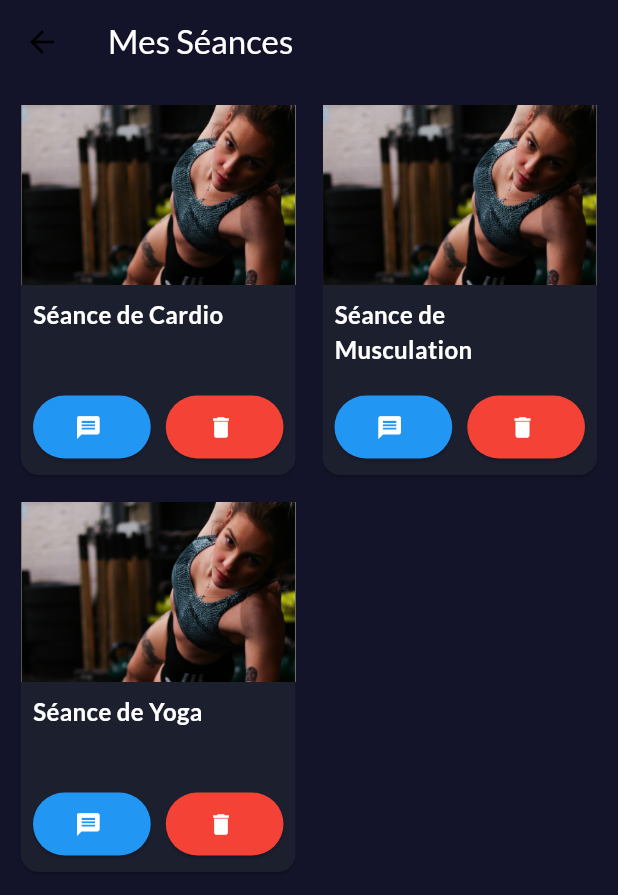
After one commit to ZAidouni/gym_app_challenge, a Flutter app: the SessionsPage screen opened directly, on a phone screen of 412 x 824 dp. The commit adds this screen. Shown: the top 895 px of the screen. Run offline on Flutter 3.47's test engine with Material 3 defaults, Android fonts, the phone set to English and light mode, and no system bars; our stand-ins replace carousel_slider, cloud_firestore, delayed_display, dio, firebase_auth, firebase_core and 7 more; missing offline and left inert: flutter_inappwebview, flutter_stripe; accounts and stored records are empty; network calls fail; statements that could not run were skipped.

Commit message:
add features

```diff
--- /dev/null
+++ b/lib/checkout/stripe_checkout_stub.dart
@@ -0,0 +1,4 @@
+import 'package:flutter/material.dart';
+
+void redirectToCheckout(BuildContext context) =>
+    throw UnsupportedError('Its neither mobile nor web');
--- a/lib/config/initial_main_methods/initial_main_methods.dart
+++ b/lib/config/initial_main_methods/initial_main_methods.dart
@@ -2,7 +2,7 @@ import 'package:firebase_core/firebase_core.dart';
 import 'package:flutter/material.dart';
 import 'package:flutter/services.dart';
 import 'package:flutter_dotenv/flutter_dotenv.dart';
-
+import 'package:flutter_stripe/flutter_stripe.dart';
 import '../../firebase_options.dart';
 
 class MainMethods {
@@ -14,6 +14,8 @@ class MainMethods {
      // Load dotenv variables
     await dotenv.load();
 
+    Stripe.publishableKey =
+      'pk_test_51PWJwnKYy5O2QMv5jSWIYL6OAoxdAsg6AmE96rPHJ9HAdRVviSVEQrTYKYgA5tiQPmp5AtkWFWeyNih2mk8GD5VN0015sWoAIz';
     // init firebase
     await Firebase.initializeApp(
       options: DefaultFirebaseOptions.currentPlatform,
--- a/lib/config/routes.dart
+++ b/lib/config/routes.dart
@@ -10,7 +10,7 @@ import '../bindings/welcome_binding.dart';
 import '../view/screens/Get started/get_started_page.dart';
 import '../view/screens/auth/forgotPassword.dart';
 import '../view/screens/auth/login_page.dart';
-
+import '../view/screens/homepage/homePage.dart';
 // To-do: add routes to all screens, ad make the change over the screens
 class Routes {
   static final List<GetPage> pages = [
@@ -39,5 +39,9 @@ class Routes {
       page: () => ForgotPasswordPage(),
       binding: ForgotPasswordBinding(),
     ),
+    GetPage(
+      name: "/home",
+      page: () => HomePage(), // Ajoutez cette ligne
+    ),
   ];
 }
--- a/lib/config/text.dart
+++ b/lib/config/text.dart
@@ -43,7 +43,7 @@ class AppTexts {
   static String filterBy = "Filter by :";
   static String cancel = "Cancel";
   static String apply = "Apply";
-  static String configureSettings = "configure profile";
+  static String configureSettings = "settings";
 
   static String hours = "hours";
   static String moves = "moves";
@@ -55,7 +55,8 @@ class AppTexts {
   static String seeAll = 'see all';
   static String somethingWrong = "something wrong";
   static String hey = "Hey,";
-
+  static String subscribe = "s'abonner";
+  static String addToCard = "participer";
   static String profile = "profile";
   static String logOut = "log out";
   static String workoutOfDay = "Workout of the day";
--- /dev/null
+++ b/lib/constants.dart
@@ -0,0 +1,5 @@
+const apiKey =
+    'pk_test_51PWJwnKYy5O2QMv5jSWIYL6OAoxdAsg6AmE96rPHJ9HAdRVviSVEQrTYKYgA5tiQPmp5AtkWFWeyNih2mk8GD5VN0015sWoAIz';
+const secretKey =
+    'sk_test_51PWJwnKYy5O2QMv5oeRhSffM7xJl3sLLMZShVJOnewrtfZoYqqCJoCcKVR5w3iGuZAQIg8GpTOKoXFmYKiiJg0f700TtsHApSz';
+const nikesPriceId = 'price_1PaIH9KYy5O2QMv5mxBoRVjZ';
--- /dev/null
+++ b/lib/view/screens/gym/sessions_page.dart
@@ -0,0 +1,118 @@
+import 'package:flutter/material.dart';
+
+class SessionsPage extends StatelessWidget {
+  // Liste simulée des séances avec des titres et des images
+  final List<Map<String, String>> sessions = [
+    {
+      "title": "Séance de Cardio",
+      "image": "imgs/welcomeOverlayImg.png",
+    },
+    {
+      "title": "Séance de Musculation",
+      "image": "imgs/welcomeOverlayImg.png",
+    },
+    {
+      "title": "Séance de Yoga",
+      "image": "imgs/welcomeOverlayImg.png",
+    },
+  ];
+
+  @override
+  Widget build(BuildContext context) {
+    return Scaffold(
+      backgroundColor: const Color(0xff131429),
+      appBar: AppBar(
+        backgroundColor: const Color(0xff131429),
+        title: Text(
+          'Mes Séances',
+          style: TextStyle(
+            color: Colors.white, // Changez cette couleur selon vos besoins
+          ),
+        ),
+      ),
+      body: GridView.builder(
+        padding: EdgeInsets.all(10),
+        gridDelegate: SliverGridDelegateWithFixedCrossAxisCount(
+          crossAxisCount: 2, // Nombre de colonnes
+          crossAxisSpacing: 10,
+          mainAxisSpacing: 10,
+          childAspectRatio: 0.75, // Proportion des éléments
+        ),
+        itemCount: sessions.length,
+        itemBuilder: (context, index) {
+          final session = sessions[index];
+          return Card(
+            color: const Color(0xff1C1F2E), // Couleur de fond de la carte
+            child: Column(
+              crossAxisAlignment: CrossAxisAlignment.start,
+              children: [
+                Image.asset(
+                  session["image"]!,
+                  fit: BoxFit.cover,
+                  height: 120,
+                  width: double.infinity,
+                ), // Affiche l'image
+                Padding(
+                  padding: const EdgeInsets.all(8.0),
+                  child: Text(
+                    session["title"]!,
+                    style: TextStyle(
+                      color: Colors.white, // Couleur du texte
+                      fontSize: 16,
+                      fontWeight: FontWeight.bold,
+                    ),
+                  ),
+                ),
+                Spacer(),
+                Padding(
+                  padding: const EdgeInsets.all(8.0),
+                  child: Row(
+                    children: [
+                      Expanded(
+                        child: ElevatedButton(
+                          style: ElevatedButton.styleFrom(
+                            backgroundColor: Colors.blue, // Couleur du bouton "Détails"
+                            padding: EdgeInsets.symmetric(vertical: 12), // Ajustez le padding si nécessaire
+                          ),
+                          onPressed: () {
+                            // Action pour le premier bouton
+                          },
+                          child: Row(
+                            mainAxisAlignment: MainAxisAlignment.center,
+                            children: [
+                              Icon(Icons.message, color: Colors.white),
+                              SizedBox(width: 5),
+                            ],
+                          ),
+                        ),
+                      ),
+                      SizedBox(width: 10), // Espace entre les boutons
+                      Expanded(
+                        child: ElevatedButton(
+                          style: ElevatedButton.styleFrom(
+                            backgroundColor: Colors.red, // Couleur du bouton "Supprimer"
+                            padding: EdgeInsets.symmetric(vertical: 12), // Ajustez le padding si nécessaire
+                          ),
+                          onPressed: () {
+                            // Action pour le deuxième bouton
+                          },
+                          child: Row(
+                            mainAxisAlignment: MainAxisAlignment.center,
+                            children: [
+                              Icon(Icons.delete, color: Colors.white),
+                              SizedBox(width: 5),
+                            ],
+                          ),
+                        ),
+                      ),
+                    ],
+                  ),
+                ),
+              ],
+            ),
+          );
+        },
+      ),
+    );
+  }
+}
--- a/pubspec.yaml
+++ b/pubspec.yaml
@@ -26,6 +26,11 @@ environment:
 # the latest version available on pub.dev. To see which dependencies have newer
 # versions available, run `flutter pub outdated`.
 dependencies:
+  typed_data: ^1.3.2
+  js: ^0.6.7
+  dio: ^5.5.0+1
+  flutter_stripe: ^10.2.0
+  carousel_slider: ^4.0.0
   http: ^1.2.1
   flutter_dotenv: ^5.0.2
   file: ^6.1.4
@@ -43,6 +48,7 @@ dependencies:
   firebase_storage: ^12.0.1
   flutter:
     sdk: flutter
+  flutter_inappwebview: ^6.0.0
   flutter_native_splash: ^2.2.6
   flutter_spinkit: ^5.1.0
   get: ^4.6.5
```
Also changed, not shown: lib/checkout/server_stub.dart (added, +36 -0 lines), lib/checkout/stripe_checkout.dart (added, +8 -0 lines), lib/checkout/stripe_checkout_mobile.dart (added, +103 -0 lines), lib/checkout/stripe_checkout_web.dart (added, +55 -0 lines), lib/checkout/subscription_redirect_page.dart (added, +28 -0 lines), lib/config/UserProfile/userProfil.dart (+17 -4 lines), lib/config/getStarted/getStartedData.dart (+8 -19 lines), lib/controller/tabs controllers/workOutTabController.dart (+5 -5 lines), lib/controller/userProfileOptions/userProfileOptionsController.dart (+32 -1 lines), lib/view/screens/homepage/homePage.dart (+6 -4 lines), lib/view/screens/user profile/customizeProfilePage.dart (+16 -2 lines), lib/view/screens/user profile/userProfil.dart (+102 -18 lines), lib/view/screens/work out details/workOutDetails.dart (+10 -5 lines).
